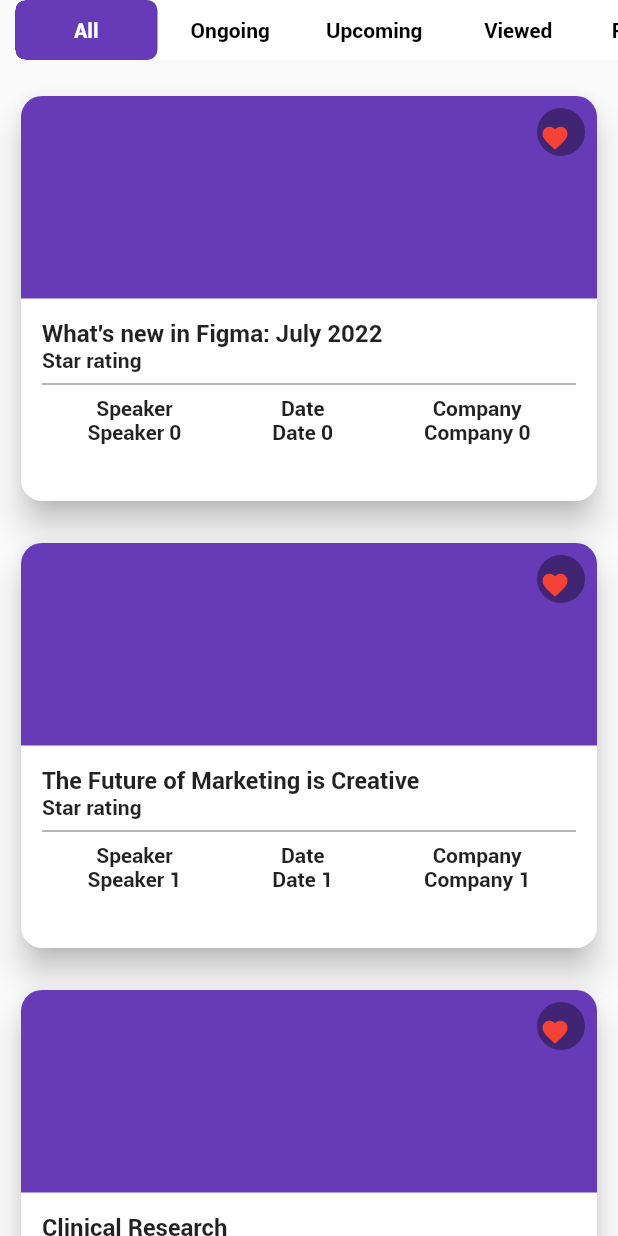
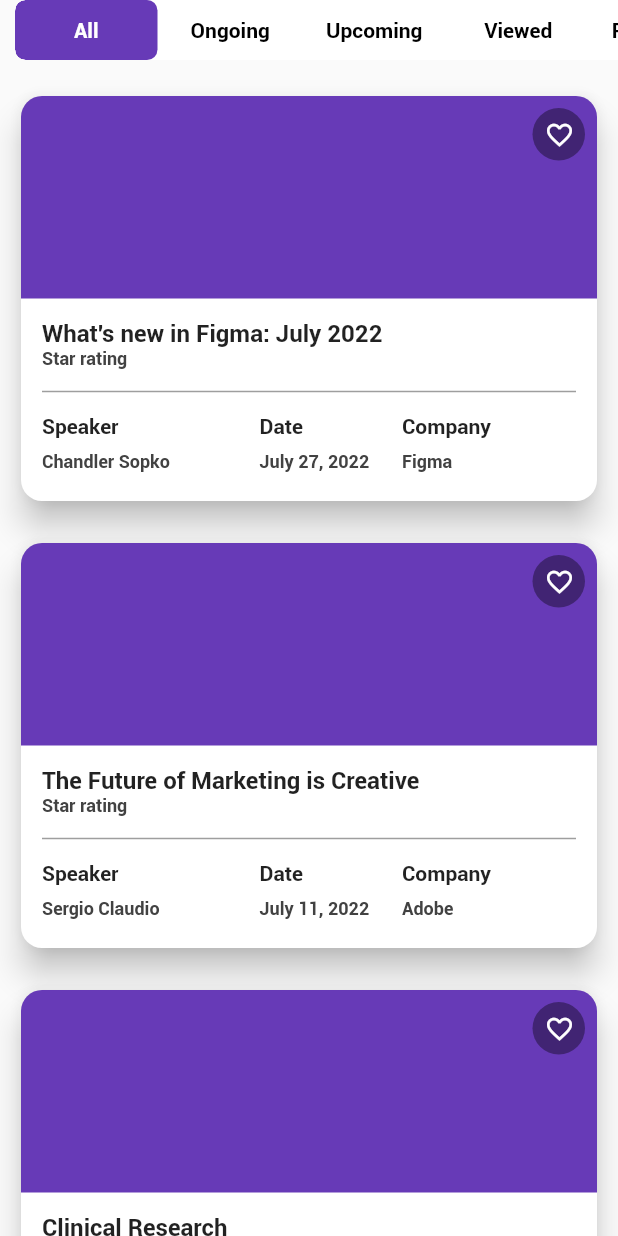
Before and after one commit to GB-App-Dev-Team/Events-App, a Flutter app: the EventsPage widget shown alone on an empty page, opened directly, on a phone screen of 412 x 824 dp. Run offline on Flutter 3.47's test engine with Material 2 defaults, Android fonts, the phone set to English and light mode, and no system bars; drawn by our look-alikes of toggle_switch; our stand-ins replace flutter_rating_bar; Roboto replaces fonts that are missing (Roboto Thin).

Commit message:
UI changes

```diff
--- a/lib/pages/event_page.dart
+++ b/lib/pages/event_page.dart
@@ -10,8 +10,13 @@ class EventsPage extends StatefulWidget {
 }
 
 class _EventsPageState extends State<EventsPage> {
-  bool _isTapped = false;
   final titleStyle = const TextStyle(fontSize: 16, fontWeight: FontWeight.bold);
+  final subTitleStyle = const TextStyle(
+    fontSize: 12,
+    fontFamily: 'Roboto Thin',
+    color: Color.fromRGBO(66, 66, 66, 1),
+  );
+
   @override
   Widget build(BuildContext context) {
     return Column(
@@ -25,30 +30,14 @@ class _EventsPageState extends State<EventsPage> {
                       minWidth: 120.0,
                       fontSize: 14,
                       cornerRadius: 7.0,
-                      customWidths: const [95, 95, 95, 95, 95, 95, 95],
-                      activeBgColors: const [
-                        [Colors.deepPurple],
-                        [Colors.deepPurple],
-                        [Colors.deepPurple],
-                        [Colors.deepPurple],
-                        [Colors.deepPurple],
-                        [Colors.deepPurple],
-                        [Colors.deepPurple],
-                      ],
+                      customWidths: _customWidhts,
+                      activeBgColors: _activebgcolors,
                       activeFgColor: Colors.white,
                       inactiveBgColor: Colors.white,
                       inactiveFgColor: Colors.black,
                       //initialLabelIndex: 0,
                       //totalSwitches: 5,
-                      labels: const [
-                        'All',
-                        'Ongoing',
-                        'Upcoming',
-                        'Viewed',
-                        'Registered',
-                        'Attended',
-                        'Booked'
-                      ],
+                      labels: _categories,
                       radiusStyle: true,
                       // customTextStyles: [
                       //   TextStyle(fontSize: 11, fontWeight: FontWeight.w200)
@@ -81,37 +70,45 @@ class _EventsPageState extends State<EventsPage> {
                                       child: Align(
                                         alignment: Alignment.topRight,
                                         child: Container(
-                                          height: 32,
-                                          width: 32,
+                                          height: 35,
+                                          width: 35,
                                           decoration: const BoxDecoration(
                                               color:
                                                   Color.fromARGB(95, 0, 0, 0),
                                               shape: BoxShape.circle),
-                                        ),
-                                      ),
-                                    ),
-                                    Padding(
-                                      padding: const EdgeInsets.all(4.0),
-                                      child: Align(
-                                        alignment: Alignment.topRight,
+                                          child: Padding(
+                                            padding: const EdgeInsets.only(
+                                                right: 10.0),
                                             child: IconButton(
                                               icon: Icon(
-                                            _isTapped
-                                                ? Icons.favorite_border_sharp
+                                                _selections[index]
+                                                    ? Icons
+                                                        .favorite_border_sharp
                                                     : Icons.favorite_sharp,
-                                            color: _isTapped
+                                                color: _selections[index]
                                                     ? Colors.white
                                                     : Colors.red,
                                                 size: 20,
                                               ),
                                               onPressed: () {
                                                 setState(() {
-                                              _isTapped = !_isTapped;
+                                                  _selections[index] =
+                                                      !_selections[index];
                                                 });
                                               },
                                             ),
                                           ),
-                                    )
+                                        ),
+                                      ),
+                                    ),
+                                    // Padding(
+                                    //   //padding 4.0 works crctly windows and chrome app, bruh
+                                    //   padding: const EdgeInsets.all(0.0),
+                                    //   child: Align(
+                                    //     alignment: Alignment.topRight,
+                                    //     child:
+                                    //   ),
+                                    // )
                                   ]),
                                 ),
                                 Padding(
@@ -126,7 +123,10 @@ class _EventsPageState extends State<EventsPage> {
                                           )),
                                       Align(
                                         alignment: Alignment.centerLeft,
-                                        child: Text("Star rating"),
+                                        child: Text(
+                                          "Star rating",
+                                          style: subTitleStyle,
+                                        ),
                                         // child: RatingBar.builder(
                                         //   initialRating: 3.5,
                                         //   allowHalfRating: true,
@@ -140,27 +140,59 @@ class _EventsPageState extends State<EventsPage> {
                                         //   onRatingUpdate: (value) {},
                                         // )
                                       ),
-                                      Divider(
+                                      Padding(
+                                        padding: const EdgeInsets.symmetric(
+                                            vertical: 7),
+                                        child: Divider(
                                           color: Colors.grey,
                                           thickness: 1,
+                                        ),
                                       ),
                                       Column(
                                         children: [
                                           Row(
                                               mainAxisAlignment:
-                                                  MainAxisAlignment.spaceAround,
+                                                  MainAxisAlignment.start,
                                               children: [
-                                                Text('Speaker'),
-                                                Text('Date'),
-                                                Text('Company'),
+                                                SizedBox(
+                                                    width: 145,
+                                                    child: Text('Speaker')),
+                                                SizedBox(
+                                                    width: 95,
+                                                    child: Text('Date')),
+                                                SizedBox(
+                                                    width: 95,
+                                                    child: Text('Company')),
                                               ]),
+                                          SizedBox(height: 9),
                                           Row(
                                               mainAxisAlignment:
-                                                  MainAxisAlignment.spaceAround,
+                                                  MainAxisAlignment.start,
                                               children: [
-                                                Text('Speaker $index'),
-                                                Text('Date $index'),
-                                                Text('Company $index'),
+                                                SizedBox(
+                                                  width: 145,
+                                                  child: Text(
+                                                    speakers[index],
+                                                    style: subTitleStyle,
+                                                    textAlign: TextAlign.left,
+                                                  ),
+                                                ),
+                                                SizedBox(
+                                                  width: 95,
+                                                  child: Text(
+                                                    dates[index],
+                                                    style: subTitleStyle,
+                                                    textAlign: TextAlign.left,
+                                                  ),
+                                                ),
+                                                SizedBox(
+                                                  width: 95,
+                                                  child: Text(
+                                                    companies[index],
+                                                    style: subTitleStyle,
+                                                    textAlign: TextAlign.left,
+                                                  ),
+                                                ),
                                               ]),
                                         ],
                                       )
@@ -312,4 +344,26 @@ final List<String> rolesOrJobs = <String>[
   'The Future of Marketing is Creative',
   'Clinical Research'
 ];
-final List<bool> _selections = List.generate(5, (_) => false);
+final List<String> speakers = <String>[
+  "Chandler Sopko",
+  "Sergio Claudio",
+  "NIL"
+];
+final List<String> dates = <String>["July 27, 2022", "July 11, 2022", "NIL"];
+final List<String> companies = <String>["Figma", "Adobe", "NIL"];
+final List<bool> _selections = List.generate(rolesOrJobs.length, (_) => true);
+
+final List<String> _categories = <String>[
+  'All',
+  'Ongoing',
+  'Upcoming',
+  'Viewed',
+  'Registered',
+  'Attended',
+  'Booked'
+];
+
+final List<List<Color>> _activebgcolors = (List.generate(_categories.length,
+    (_) => List.generate(_categories.length, (_) => Colors.deepPurple)));
+
+final List<double> _customWidhts = List.generate(_categories.length, (_) => 95);
```
Lines whose indentation alone changed are shown as unchanged.
